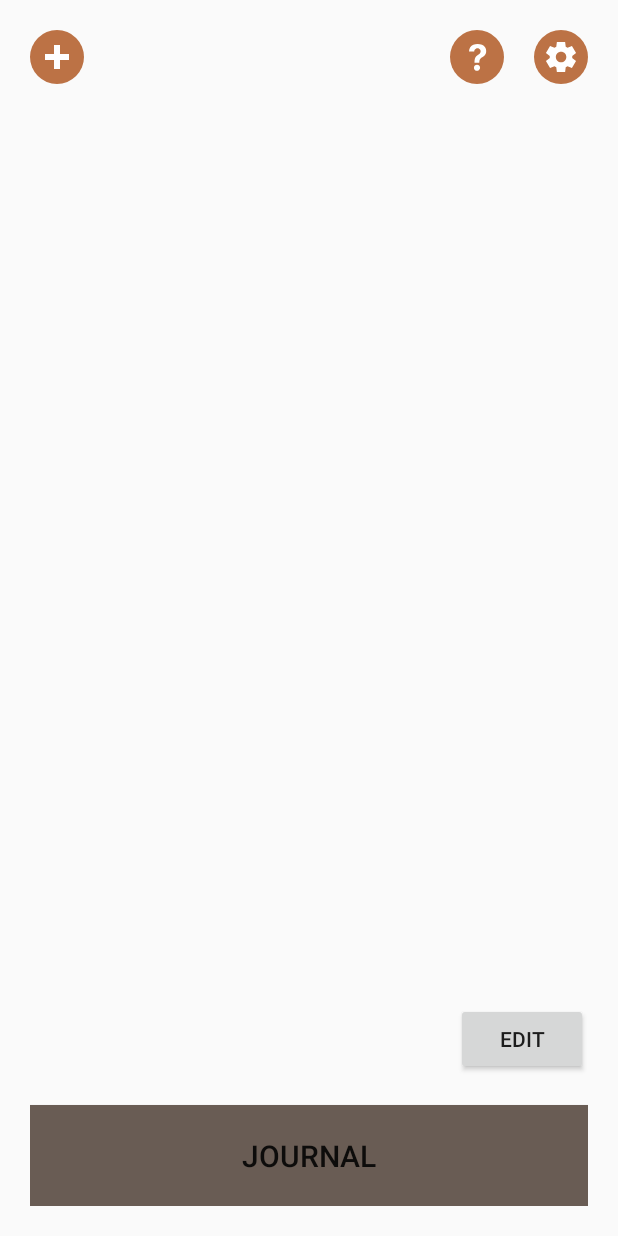
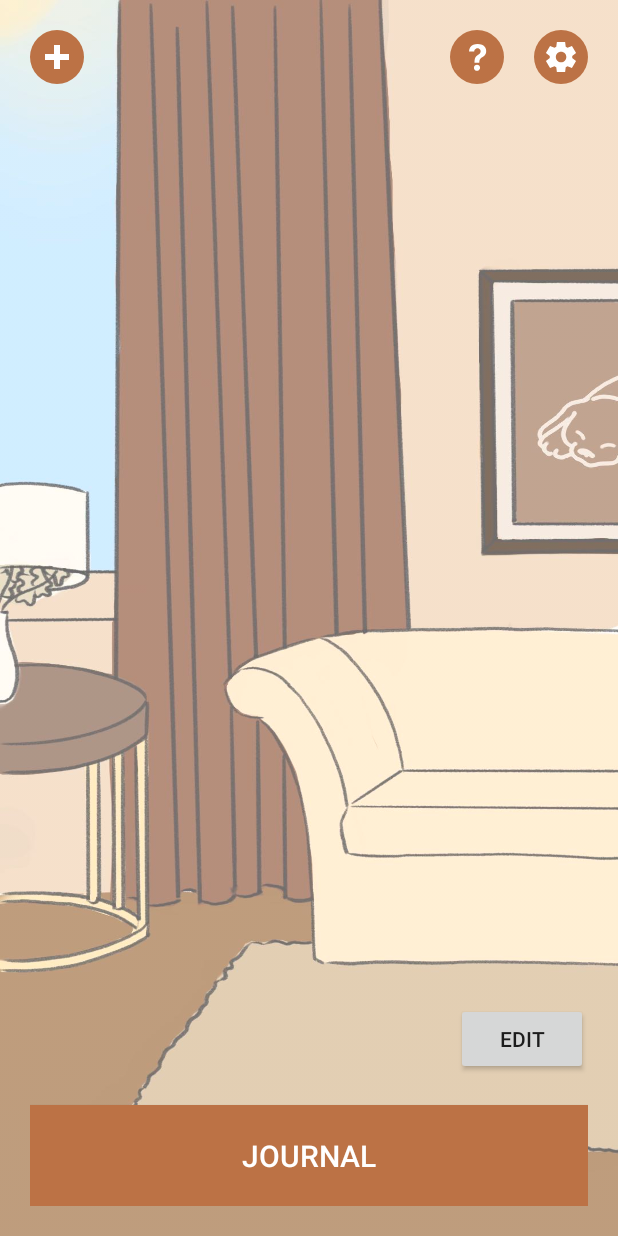
Before and after one commit to Yifei9119/IAT359PetJournal, an Android app: the MainActivity screen opened directly, with no data from a screen before it, on a phone screen of 412 x 824 dp. Run offline under Robolectric (Android 15) with nearby library versions, the light colour scheme and no system bars.

Commit message:
Background Images

```diff
--- a/app/src/main/java/com/example/iat359_petjournal/Constants.java
+++ b/app/src/main/java/com/example/iat359_petjournal/Constants.java
@@ -20,5 +20,5 @@ public class Constants {
     public static final String IMAGEID = "_id";
 
 
-    public static final int DATABASE_VERSION = 18;
+    public static final int DATABASE_VERSION = 19;
 }
--- a/app/src/main/java/com/example/iat359_petjournal/MainActivity.java
+++ b/app/src/main/java/com/example/iat359_petjournal/MainActivity.java
@@ -6,6 +6,7 @@ import android.content.Intent;
 import android.content.SharedPreferences;
 import android.database.Cursor;
 import android.graphics.Color;
+import android.graphics.drawable.Drawable;
 import android.os.Bundle;
 import android.util.Log;
 import android.view.View;
@@ -88,8 +89,9 @@ public class MainActivity extends Activity{
 
 // creates new image views for the pet avatars
         createImageViews();
-//        set the dark and light mode using journal button as a placeholder
+// set the dark and light mode using journal button as a placeholder
         setMode();
+        setBackground();
 
         if (container.getChildCount() <= 1) {
             delete.setVisibility(View.GONE);
@@ -245,16 +247,35 @@ public class MainActivity extends Activity{
 // this method is called in the beginning to set up the UI and called in the service for any updates to user preferences.
 public static void setMode(){
         if(sharedPrefs!=null) {
+
             float light_val = sharedPrefs.getFloat("lightSensor", 0);
             float threshold = LightDarkMode.getThreshold();
 
             if (light_val < threshold) {
                 journal.setBackgroundColor(Color.parseColor("#695C54"));
+
             } else {
                 journal.setBackgroundColor(Color.parseColor("#BC7245"));
             }
         }
 }
+
+    public void setBackground(){
+        if(sharedPrefs!=null) {
+            View view = this.getWindow().getDecorView();
+
+
+            float light_val = sharedPrefs.getFloat("lightSensor", 0);
+            float threshold = LightDarkMode.getThreshold();
+
+            if (light_val < threshold) {
+                view.setBackground(Drawable.createFromPath("dark_background"));
+
+            } else {
+                view.setBackground(Drawable.createFromPath("light_background"));
+            }
+        }
+    }
 
 //handles the string to see which dog breed is selected
     private Integer selectedAvatar(String text) {
--- a/app/src/main/res/layout/main_activity.xml
+++ b/app/src/main/res/layout/main_activity.xml
@@ -4,7 +4,8 @@
     xmlns:tools="http://schemas.android.com/tools"
     android:layout_width="match_parent"
     android:layout_height="match_parent"
-    android:padding="20dp">
+    android:padding="20dp"
+    android:background = "@drawable/light_background">
 
     <LinearLayout
         android:layout_width="0dp"
@@ -125,9 +126,11 @@
                 android:layout_width="match_parent"
                 android:layout_height="wrap_content"
                 android:layout_weight="0"
+                android:backgroundTint="#BC7245"
                 android:onClick="gotojournal"
                 android:padding="20dp"
                 android:text="Journal"
+                android:textColor="#FFFFFF"
                 android:textSize="20sp" />
 
         </LinearLayout>
```
Also changed, not shown: app/src/main/java/com/example/iat359_petjournal/TipsAdvice.java (+12 -2 lines), app/src/main/res/drawable/dark_background.jpg (added), app/src/main/res/drawable/light_background.jpg (added).
